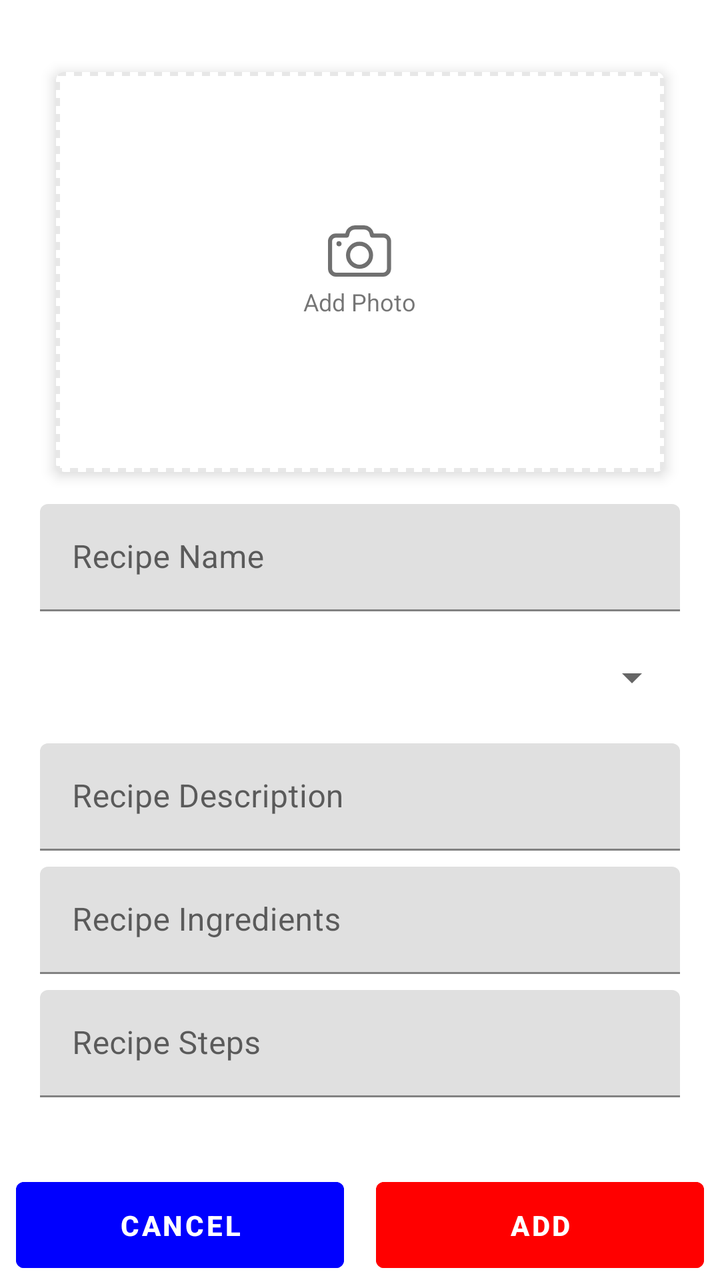
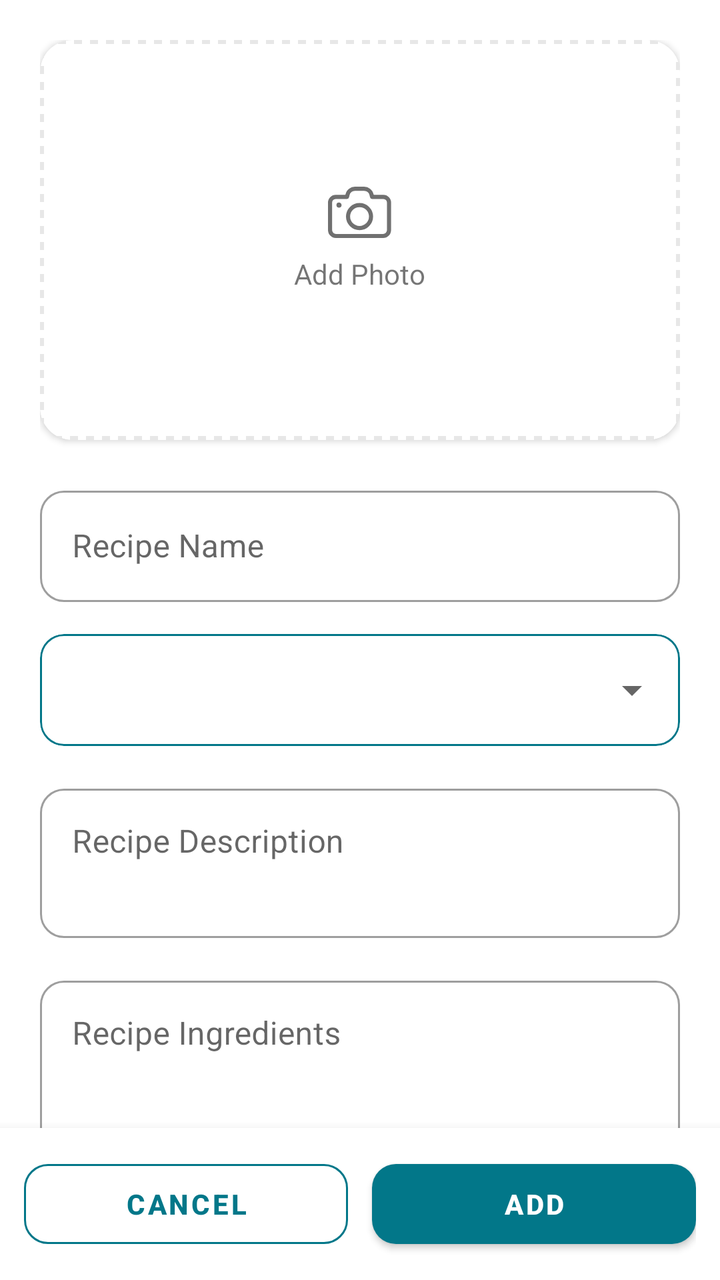

Before-and-after screenshots of an Android layout around one commit, followed by the original layout XML and the change that was made.
<!-- AndroidManifest.xml: application theme Theme.RecipeApplication -->
<!-- res/layout/activity_add_recipe.xml -->
<?xml version="1.0" encoding="utf-8"?>
<layout xmlns:android="http://schemas.android.com/apk/res/android"
    xmlns:app="http://schemas.android.com/apk/res-auto"
    xmlns:tools="http://schemas.android.com/tools"
    tools:context=".AddRecipeActivity">

    <androidx.coordinatorlayout.widget.CoordinatorLayout
        android:layout_width="match_parent"
        android:layout_height="match_parent"
        android:fitsSystemWindows="true">

        <androidx.core.widget.NestedScrollView
            android:layout_width="match_parent"
            android:layout_height="match_parent"
            android:layout_marginBottom="44dp"
            android:background="@color/white"
            android:clipToPadding="false"
            app:layout_behavior="@string/appbar_scrolling_view_behavior">

            <LinearLayout
                android:layout_width="match_parent"
                android:layout_height="match_parent"
                android:orientation="vertical"
                android:padding="20dp">

                <androidx.cardview.widget.CardView
                    android:layout_width="match_parent"
                    android:layout_height="wrap_content"
                    android:layout_marginHorizontal="8dp"
                    android:layout_marginVertical="16dp"
                    app:cardCornerRadius="4dp"
                    app:cardElevation="4dp">

                    <FrameLayout
                        android:id="@+id/select_img"
                        android:layout_width="match_parent"
                        android:layout_height="200dp"
                        android:background="@drawable/bg_dotted_rectangle_grey">

                        <TextView
                            android:layout_width="wrap_content"
                            android:layout_height="wrap_content"
                            android:layout_gravity="center"
                            android:drawableTop="@drawable/add_photo_icon"
                            android:drawablePadding="4dp"
                            android:text="@string/add_photo"
                            android:textSize="12sp" />

                        <ImageView
                            android:id="@+id/recipe_img"
                            android:layout_width="match_parent"
                            android:layout_height="match_parent"
                            android:scaleType="centerCrop" />

                        <ImageView
                            android:id="@+id/cancel_image"
                            android:layout_width="wrap_content"
                            android:layout_height="wrap_content"
                            android:layout_gravity="right"
                            android:layout_margin="8dp"
                            android:padding="4dp"
                            android:src="@drawable/red_circle_cancel_icon"
                            android:visibility="gone"
                            tools:visibility="visible" />

                    </FrameLayout>

                </androidx.cardview.widget.CardView>

                <com.google.android.material.textfield.TextInputLayout
                    android:id="@+id/recipe_name"
                    android:layout_width="match_parent"
                    android:layout_height="wrap_content"
                    android:hint="@string/hint_name">

                    <com.google.android.material.textfield.TextInputEditText
                        android:id="@+id/recipe_name_et"
                        android:layout_width="match_parent"
                        android:layout_height="wrap_content"
                        android:inputType="textMultiLine"
                        android:paddingTop="16dp"
                        android:paddingBottom="16dp"
                        android:textSize="16sp" />

                </com.google.android.material.textfield.TextInputLayout>

                <Spinner
                    android:id="@+id/recipe_type"
                    android:layout_width="match_parent"
                    android:layout_height="50dp"
                    android:layout_marginTop="8dp" />

                <com.google.android.material.textfield.TextInputLayout
                    android:id="@+id/recipe_desc"
                    android:layout_width="match_parent"
                    android:layout_height="wrap_content"
                    android:layout_marginTop="8dp"
                    android:hint="@string/hint_desc">

                    <com.google.android.material.textfield.TextInputEditText
                        android:id="@+id/recipe_desc_et"
                        android:layout_width="match_parent"
                        android:layout_height="wrap_content"
                        android:inputType="textMultiLine"
                        android:paddingTop="16dp"
                        android:paddingBottom="16dp"
                        android:textSize="16sp" />

                </com.google.android.material.textfield.TextInputLayout>

                <com.google.android.material.textfield.TextInputLayout
                    android:id="@+id/recipe_ingredients"
                    android:layout_width="match_parent"
                    android:layout_height="wrap_content"
                    android:layout_marginTop="8dp"
                    android:hint="@string/hint_ingredients">

                    <com.google.android.material.textfield.TextInputEditText
                        android:id="@+id/recipe_ingredients_et"
                        android:layout_width="match_parent"
                        android:layout_height="wrap_content"
                        android:inputType="textMultiLine"
                        android:paddingTop="16dp"
                        android:paddingBottom="16dp"
                        android:textSize="16sp" />

                </com.google.android.material.textfield.TextInputLayout>

                <com.google.android.material.textfield.TextInputLayout
                    android:id="@+id/recipe_steps"
                    android:layout_width="match_parent"
                    android:layout_height="wrap_content"
                    android:layout_marginTop="8dp"
                    android:hint="@string/hint_steps">

                    <com.google.android.material.textfield.TextInputEditText
                        android:id="@+id/recipe_steps_et"
                        android:layout_width="match_parent"
                        android:layout_height="wrap_content"
                        android:inputType="textMultiLine"
                        android:paddingTop="16dp"
                        android:paddingBottom="16dp"
                        android:textSize="16sp" />

                </com.google.android.material.textfield.TextInputLayout>

            </LinearLayout>

        </androidx.core.widget.NestedScrollView>

        <LinearLayout
            android:layout_width="match_parent"
            android:layout_height="wrap_content"
            android:layout_gravity="bottom"
            android:orientation="horizontal">

            <Button
                android:id="@+id/btn_cancel"
                android:layout_width="0dp"
                android:layout_height="wrap_content"
                android:layout_marginHorizontal="8dp"
                android:layout_weight="2"
                android:backgroundTint="@color/blue"
                android:gravity="center"
                android:padding="12dp"
                android:text="@string/cancel"
                android:textColor="#fff"
                android:textStyle="bold"
                style="?android:attr/buttonBarButtonStyle" />

            <Button
                android:id="@+id/btn_add"
                android:layout_width="0dp"
                android:layout_height="wrap_content"
                android:layout_marginHorizontal="8dp"
                android:layout_weight="2"
                android:backgroundTint="@color/red"
                android:gravity="center"
                android:padding="12dp"
                android:text="@string/add"
                android:textColor="#fff"
                android:textStyle="bold"
                style="?android:attr/buttonBarButtonStyle" />

        </LinearLayout>

        <FrameLayout
            android:id="@+id/progress_bar"
            android:layout_width="match_parent"
            android:layout_height="match_parent"
            android:background="@color/white"
            android:visibility="gone">

            <ProgressBar
                android:id="@+id/load_progressBar"
                android:layout_width="50dp"
                android:layout_height="50dp"
                android:layout_gravity="center"
                android:indeterminate="true"
                android:indeterminateDrawable="@drawable/progress_bar_circle" />

        </FrameLayout>

    </androidx.coordinatorlayout.widget.CoordinatorLayout>

</layout>
<!-- resources referenced by this layout -->
<resources>
  <color name="blue">#0000FF</color>
  <color name="red">#FF0000</color>
  <color name="white">#FFFFFFFF</color>
  <!-- drawable add_photo_icon: png bitmap (drawable-hdpi, 1021 bytes) -->
  <!-- drawable bg_dotted_rectangle_grey (drawable) -->
  <?xml version="1.0" encoding="utf-8"?>
  <selector xmlns:android="http://schemas.android.com/apk/res/android">
      <item>
          <shape android:shape="rectangle">
              <stroke android:color="@color/gray91" android:width="2dp" android:dashWidth="4dp" android:dashGap="4dp" />
          </shape>
      </item>
  </selector>
  <!-- drawable progress_bar_circle (drawable) -->
  <?xml version="1.0" encoding="utf-8"?>
  <rotate xmlns:android="http://schemas.android.com/apk/res/android"
      android:fromDegrees="0"
      android:toDegrees="360">
      <shape
          android:innerRadiusRatio="3.5"
          android:shape="ring"
          android:thicknessRatio="8"
          android:useLevel="false">
  
          <size
              android:width="1dp"
              android:height="1dp" />
  
          <gradient
              android:angle="0"
              android:endColor="@android:color/transparent"
              android:startColor="@color/blue"
              android:type="sweep"
              android:useLevel="false" />
      </shape>
  </rotate>
  <!-- drawable red_circle_cancel_icon: png bitmap (drawable-hdpi, 1991 bytes) -->
  <string name="add">Add</string>
  
      //** RecipeDetailActivity **//
  <string name="add_photo">Add Photo</string>
  <string name="cancel">Cancel</string>
  <string name="hint_desc">Recipe Description</string>
  <string name="hint_ingredients">Recipe Ingredients</string>
  <string name="hint_name">Recipe Name</string>
  <string name="hint_steps">Recipe Steps</string>
  <style name="Theme.RecipeApplication" parent="Theme.MaterialComponents.DayNight.DarkActionBar">
          
          <item name="colorPrimary">@color/teal_500</item>
          <item name="colorPrimaryVariant">@color/teal_500</item>
          <item name="colorOnPrimary">@color/white</item>
          
          <item name="colorSecondary">@color/purple_200</item>
          <item name="colorSecondaryVariant">@color/purple_700</item>
          <item name="colorOnSecondary">@color/black</item>
          
          <item name="android:statusBarColor" tools:targetApi="l">?attr/colorPrimaryVariant</item>
          
      </style>
  <color name="gray91">#e7e7e7</color>
  <color name="teal_500">#FF027789</color>
  <color name="purple_200">#FFBB86FC</color>
  <color name="purple_700">#FF3700B3</color>
  <color name="black">#FF000000</color>
</resources>

<!-- the commit's change to res/layout/activity_add_recipe.xml (unified diff, before → after) -->
@@ -9,186 +9,234 @@
         android:layout_height="match_parent"
         android:fitsSystemWindows="true">
 
-        <androidx.core.widget.NestedScrollView
+        <LinearLayout
             android:layout_width="match_parent"
             android:layout_height="match_parent"
-            android:layout_marginBottom="44dp"
-            android:background="@color/white"
-            android:clipToPadding="false"
-            app:layout_behavior="@string/appbar_scrolling_view_behavior">
-
+            android:orientation="vertical">
+
+            <androidx.core.widget.NestedScrollView
+                android:layout_width="match_parent"
+                android:layout_height="0dp"
+                android:layout_weight="1"
+                android:background="@color/white"
+                android:clipToPadding="false"
+                android:fillViewport="true">
+
+                <LinearLayout
+                    android:layout_width="match_parent"
+                    android:layout_height="wrap_content"
+                    android:orientation="vertical"
+                    android:padding="20dp">
+
+                    
+                    <com.google.android.material.card.MaterialCardView
+                        android:layout_width="match_parent"
+                        android:layout_height="wrap_content"
+                        android:layout_marginBottom="20dp"
+                        app:cardCornerRadius="16dp"
+                        app:cardElevation="2dp">
+
+                        <FrameLayout
+                            android:id="@+id/select_img"
+                            android:layout_width="match_parent"
+                            android:layout_height="200dp"
+                            android:background="@drawable/bg_dotted_rectangle_grey">
+
+                            <TextView
+                                android:layout_width="wrap_content"
+                                android:layout_height="wrap_content"
+                                android:layout_gravity="center"
+                                android:drawableTop="@drawable/add_photo_icon"
+                                android:drawablePadding="8dp"
+                                android:text="@string/add_photo"
+                                android:textSize="14sp" />
+
+                            <ImageView
+                                android:id="@+id/recipe_img"
+                                android:layout_width="match_parent"
+                                android:layout_height="match_parent"
+                                android:contentDescription="@string/add_photo"
+                                android:scaleType="centerCrop" />
+
+                            <ImageView
+                                android:id="@+id/cancel_image"
+                                android:layout_width="wrap_content"
+                                android:layout_height="wrap_content"
+                                android:layout_gravity="end|top"
+                                android:layout_margin="8dp"
+                                android:contentDescription="@string/cancel"
+                                android:padding="4dp"
+                                android:src="@drawable/red_circle_cancel_icon"
+                                android:visibility="gone"
+                                tools:visibility="visible" />
+
+                        </FrameLayout>
+
+                    </com.google.android.material.card.MaterialCardView>
+
+                    
+                    <com.google.android.material.textfield.TextInputLayout
+                        android:id="@+id/recipe_name"
+                        style="@style/Widget.MaterialComponents.TextInputLayout.OutlinedBox"
+                        android:layout_width="match_parent"
+                        android:layout_height="wrap_content"
+                        android:hint="@string/hint_name"
+                        app:boxCornerRadiusBottomEnd="12dp"
+                        app:boxCornerRadiusBottomStart="12dp"
+                        app:boxCornerRadiusTopEnd="12dp"
+                        app:boxCornerRadiusTopStart="12dp">
+
+                        <com.google.android.material.textfield.TextInputEditText
+                            android:id="@+id/recipe_name_et"
+                            android:layout_width="match_parent"
+                            android:layout_height="wrap_content"
+                            android:inputType="textCapWords"
+                            android:maxLines="1"
+                            android:textSize="16sp" />
+
+                    </com.google.android.material.textfield.TextInputLayout>
+
+                    
+                    <com.google.android.material.card.MaterialCardView
+                        android:layout_width="match_parent"
+                        android:layout_height="wrap_content"
+                        android:layout_marginTop="16dp"
+                        app:cardCornerRadius="12dp"
+                        app:cardElevation="0dp"
+                        app:strokeColor="@color/teal_500"
+                        app:strokeWidth="1dp">
+
+                        <Spinner
+                            android:id="@+id/recipe_type"
+                            android:layout_width="match_parent"
+                            android:layout_height="56dp"
+                            android:paddingStart="8dp"
+                            android:paddingEnd="8dp" />
+
+                    </com.google.android.material.card.MaterialCardView>
+
+                    
+                    <com.google.android.material.textfield.TextInputLayout
+                        android:id="@+id/recipe_desc"
+                        style="@style/Widget.MaterialComponents.TextInputLayout.OutlinedBox"
+                        android:layout_width="match_parent"
+                        android:layout_height="wrap_content"
+                        android:layout_marginTop="16dp"
+                        android:hint="@string/hint_desc"
+                        app:boxCornerRadiusBottomEnd="12dp"
+                        app:boxCornerRadiusBottomStart="12dp"
+                        app:boxCornerRadiusTopEnd="12dp"
+                        app:boxCornerRadiusTopStart="12dp">
+
+                        <com.google.android.material.textfield.TextInputEditText
+                            android:id="@+id/recipe_desc_et"
+                            android:layout_width="match_parent"
+                            android:layout_height="wrap_content"
+                            android:gravity="top"
+                            android:inputType="textMultiLine|textCapSentences"
+                            android:minLines="2"
+                            android:textSize="16sp" />
+
+                    </com.google.android.material.textfield.TextInputLayout>
+
+                    
+                    <com.google.android.material.textfield.TextInputLayout
+                        android:id="@+id/recipe_ingredients"
+                        style="@style/Widget.MaterialComponents.TextInputLayout.OutlinedBox"
+                        android:layout_width="match_parent"
+                        android:layout_height="wrap_content"
+                        android:layout_marginTop="16dp"
+                        android:hint="@string/hint_ingredients"
+                        app:boxCornerRadiusBottomEnd="12dp"
+                        app:boxCornerRadiusBottomStart="12dp"
+                        app:boxCornerRadiusTopEnd="12dp"
+                        app:boxCornerRadiusTopStart="12dp">
+
+                        <com.google.android.material.textfield.TextInputEditText
+                            android:id="@+id/recipe_ingredients_et"
+                            android:layout_width="match_parent"
+                            android:layout_height="wrap_content"
+                            android:gravity="top"
+                            android:inputType="textMultiLine|textCapSentences"
+                            android:minLines="4"
+                            android:textSize="16sp" />
+
+                    </com.google.android.material.textfield.TextInputLayout>
+
+                    
+                    <com.google.android.material.textfield.TextInputLayout
+                        android:id="@+id/recipe_steps"
+                        style="@style/Widget.MaterialComponents.TextInputLayout.OutlinedBox"
+                        android:layout_width="match_parent"
+                        android:layout_height="wrap_content"
+                        android:layout_marginTop="16dp"
+                        android:hint="@string/hint_steps"
+                        app:boxCornerRadiusBottomEnd="12dp"
+                        app:boxCornerRadiusBottomStart="12dp"
+                        app:boxCornerRadiusTopEnd="12dp"
+                        app:boxCornerRadiusTopStart="12dp">
+
+                        <com.google.android.material.textfield.TextInputEditText
+                            android:id="@+id/recipe_steps_et"
+                            android:layout_width="match_parent"
+                            android:layout_height="wrap_content"
+                            android:gravity="top"
+                            android:inputType="textMultiLine|textCapSentences"
+                            android:minLines="5"
+                            android:textSize="16sp" />
+
+                    </com.google.android.material.textfield.TextInputLayout>
+
+                </LinearLayout>
+
+            </androidx.core.widget.NestedScrollView>
+
+            
             <LinearLayout
                 android:layout_width="match_parent"
-                android:layout_height="match_parent"
-                android:orientation="vertical"
-                android:padding="20dp">
-
-                <androidx.cardview.widget.CardView
-                    android:layout_width="match_parent"
-                    android:layout_height="wrap_content"
-                    android:layout_marginHorizontal="8dp"
-                    android:layout_marginVertical="16dp"
-                    app:cardCornerRadius="4dp"
-                    app:cardElevation="4dp">
-
-                    <FrameLayout
-                        android:id="@+id/select_img"
-                        android:layout_width="match_parent"
-                        android:layout_height="200dp"
-                        android:background="@drawable/bg_dotted_rectangle_grey">
-
-                        <TextView
-                            android:layout_width="wrap_content"
-                            android:layout_height="wrap_content"
-                            android:layout_gravity="center"
-                            android:drawableTop="@drawable/add_photo_icon"
-                            android:drawablePadding="4dp"
-                            android:text="@string/add_photo"
-                            android:textSize="12sp" />
-
-                        <ImageView
-                            android:id="@+id/recipe_img"
-                            android:layout_width="match_parent"
-                            android:layout_height="match_parent"
-                            android:scaleType="centerCrop" />
-
-                        <ImageView
-                            android:id="@+id/cancel_image"
-                            android:layout_width="wrap_content"
-                            android:layout_height="wrap_content"
-                            android:layout_gravity="right"
-                            android:layout_margin="8dp"
-                            android:padding="4dp"
-                            android:src="@drawable/red_circle_cancel_icon"
-                            android:visibility="gone"
-                            tools:visibility="visible" />
-
-                    </FrameLayout>
-
-                </androidx.cardview.widget.CardView>
-
-                <com.google.android.material.textfield.TextInputLayout
-                    android:id="@+id/recipe_name"
-                    android:layout_width="match_parent"
-                    android:layout_height="wrap_content"
-                    android:hint="@string/hint_name">
-
-                    <com.google.android.material.textfield.TextInputEditText
-                        android:id="@+id/recipe_name_et"
-                        android:layout_width="match_parent"
-                        android:layout_height="wrap_content"
-                        android:inputType="textMultiLine"
-                        android:paddingTop="16dp"
-                        android:paddingBottom="16dp"
-                        android:textSize="16sp" />
-
-                </com.google.android.material.textfield.TextInputLayout>
-
-                <Spinner
-                    android:id="@+id/recipe_type"
-                    android:layout_width="match_parent"
-                    android:layout_height="50dp"
-                    android:layout_marginTop="8dp" />
-
-                <com.google.android.material.textfield.TextInputLayout
-                    android:id="@+id/recipe_desc"
-                    android:layout_width="match_parent"
-                    android:layout_height="wrap_content"
-                    android:layout_marginTop="8dp"
-                    android:hint="@string/hint_desc">
-
-                    <com.google.android.material.textfield.TextInputEditText
-                        android:id="@+id/recipe_desc_et"
-                        android:layout_width="match_parent"
-                        android:layout_height="wrap_content"
-                        android:inputType="textMultiLine"
-                        android:paddingTop="16dp"
-                        android:paddingBottom="16dp"
-                        android:textSize="16sp" />
-
-                </com.google.android.material.textfield.TextInputLayout>
-
-                <com.google.android.material.textfield.TextInputLayout
-                    android:id="@+id/recipe_ingredients"
-                    android:layout_width="match_parent"
-                    android:layout_height="wrap_content"
-                    android:layout_marginTop="8dp"
-                    android:hint="@string/hint_ingredients">
-
-                    <com.google.android.material.textfield.TextInputEditText
-                        android:id="@+id/recipe_ingredients_et"
-                        android:layout_width="match_parent"
-                        android:layout_height="wrap_content"
-                        android:inputType="textMultiLine"
-                        android:paddingTop="16dp"
-                        android:paddingBottom="16dp"
-                        android:textSize="16sp" />
-
-                </com.google.android.material.textfield.TextInputLayout>
-
-                <com.google.android.material.textfield.TextInputLayout
-                    android:id="@+id/recipe_steps"
-                    android:layout_width="match_parent"
-                    android:layout_height="wrap_content"
-                    android:layout_marginTop="8dp"
-                    android:hint="@string/hint_steps">
-
-                    <com.google.android.material.textfield.TextInputEditText
-                        android:id="@+id/recipe_steps_et"
-                        android:layout_width="match_parent"
-                        android:layout_height="wrap_content"
-                        android:inputType="textMultiLine"
-                        android:paddingTop="16dp"
-                        android:paddingBottom="16dp"
-                        android:textSize="16sp" />
-
-                </com.google.android.material.textfield.TextInputLayout>
+                android:layout_height="wrap_content"
+                android:background="@color/white"
+                android:elevation="8dp"
+                android:orientation="horizontal"
+                android:padding="12dp">
+
+                <com.google.android.material.button.MaterialButton
+                    android:id="@+id/btn_cancel"
+                    style="@style/Widget.MaterialComponents.Button.OutlinedButton"
+                    android:layout_width="0dp"
+                    android:layout_height="52dp"
+                    android:layout_marginEnd="6dp"
+                    android:layout_weight="1"
+                    android:text="@string/cancel"
+                    android:textColor="@color/teal_500"
+                    android:textStyle="bold"
+                    app:cornerRadius="12dp"
+                    app:strokeColor="@color/teal_500" />
+
+                <com.google.android.material.button.MaterialButton
+                    android:id="@+id/btn_add"
+                    android:layout_width="0dp"
+                    android:layout_height="52dp"
+                    android:layout_marginStart="6dp"
+                    android:layout_weight="1"
+                    android:text="@string/add"
+                    android:textColor="@color/white"
+                    android:textStyle="bold"
+                    app:backgroundTint="@color/teal_500"
+                    app:cornerRadius="12dp" />
 
             </LinearLayout>
 
-        </androidx.core.widget.NestedScrollView>
-
-        <LinearLayout
-            android:layout_width="match_parent"
-            android:layout_height="wrap_content"
-            android:layout_gravity="bottom"
-            android:orientation="horizontal">
-
-            <Button
-                android:id="@+id/btn_cancel"
-                android:layout_width="0dp"
-                android:layout_height="wrap_content"
-                android:layout_marginHorizontal="8dp"
-                android:layout_weight="2"
-                android:backgroundTint="@color/blue"
-                android:gravity="center"
-                android:padding="12dp"
-                android:text="@string/cancel"
-                android:textColor="#fff"
-                android:textStyle="bold"
-                style="?android:attr/buttonBarButtonStyle" />
-
-            <Button
-                android:id="@+id/btn_add"
-                android:layout_width="0dp"
-                android:layout_height="wrap_content"
-                android:layout_marginHorizontal="8dp"
-                android:layout_weight="2"
-                android:backgroundTint="@color/red"
-                android:gravity="center"
-                android:padding="12dp"
-                android:text="@string/add"
-                android:textColor="#fff"
-                android:textStyle="bold"
-                style="?android:attr/buttonBarButtonStyle" />
-
         </LinearLayout>
 
+        
         <FrameLayout
             android:id="@+id/progress_bar"
             android:layout_width="match_parent"
             android:layout_height="match_parent"
             android:background="@color/white"
+            android:clickable="true"
+            android:focusable="true"
             android:visibility="gone">
 
             <ProgressBar
<!-- resource entries referenced after the edit -->
@@ -1,7 +1,6 @@
 <!-- resources referenced by this layout -->
 <resources>
   <color name="blue">#0000FF</color>
-  <color name="red">#FF0000</color>
   <color name="white">#FFFFFFFF</color>
   <!-- drawable add_photo_icon: png bitmap (drawable-hdpi, 1021 bytes) -->
   <!-- drawable bg_dotted_rectangle_grey (drawable) -->
